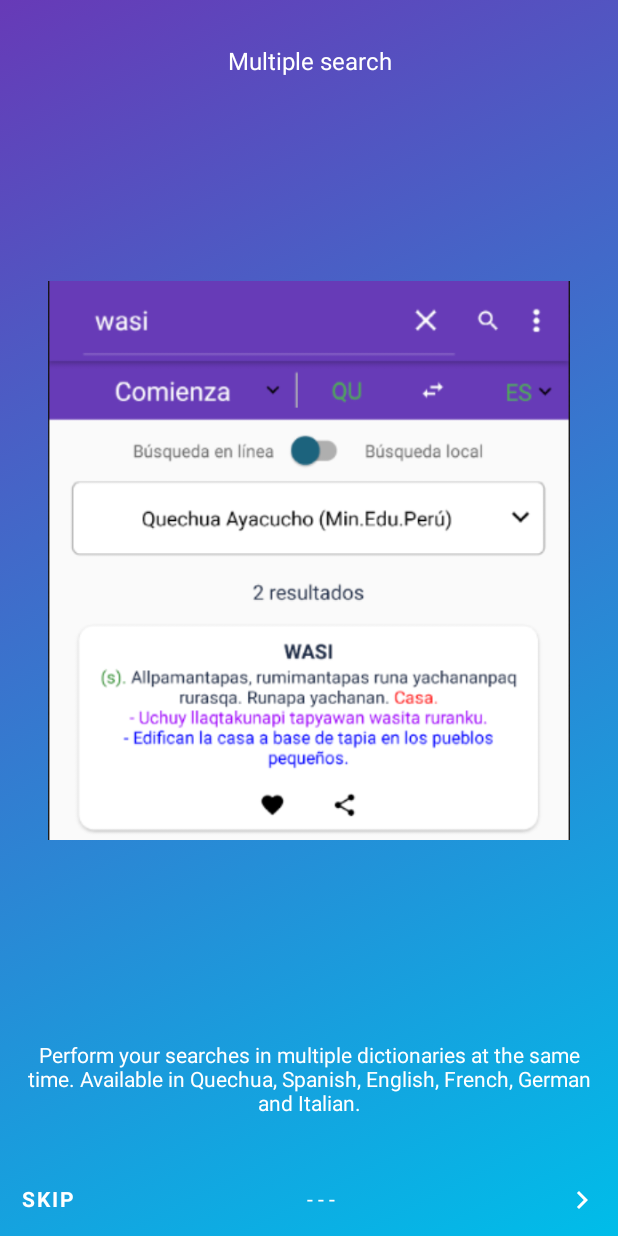
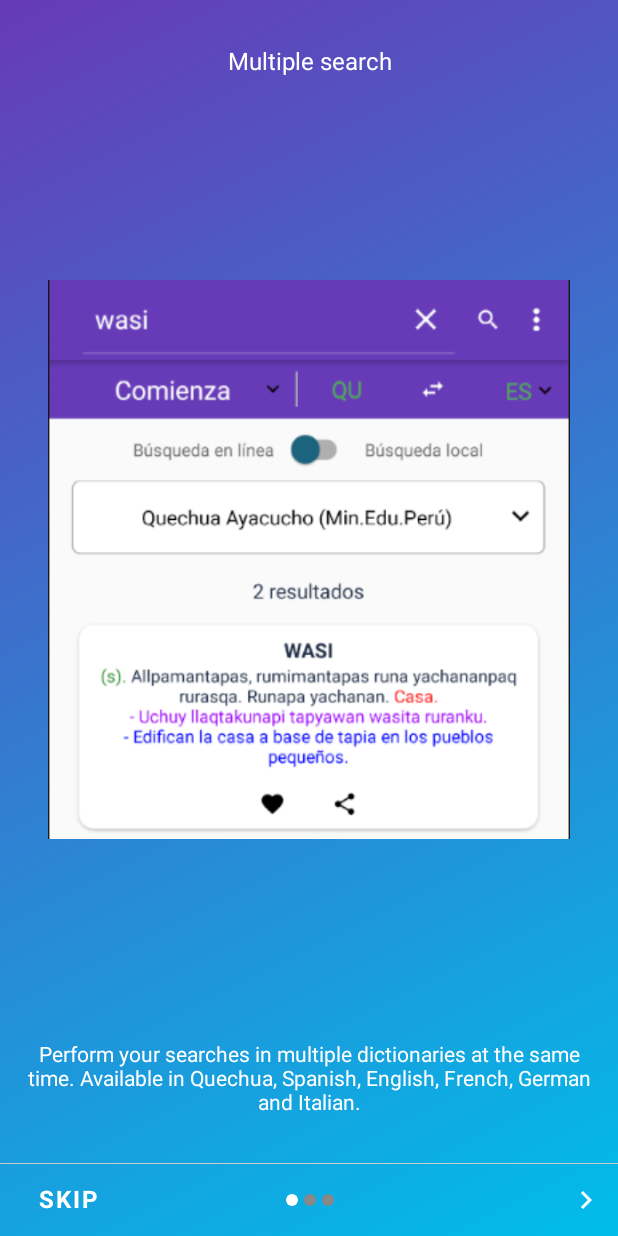
Before and after one commit to Qichwa2-0/QichwaDic, an Android app built with Jetpack Compose: the screen it shows after launch (MainActivity), on a phone screen of 412 x 824 dp. Run offline under Robolectric (Android 15) with nearby library versions, the phone set to English and light mode, and no system bars; libraries missing offline, so code that uses them is left out: com.google.android.material; missing, so only their content is drawn: MdcTheme; 2 statements that could not run were skipped.

Commit message:
Add indicators for intro screens

```diff
--- a/app/src/main/java/com/ocram/qichwadic/core/ui/view/MainActivity.kt
+++ b/app/src/main/java/com/ocram/qichwadic/core/ui/view/MainActivity.kt
@@ -43,7 +43,7 @@ fun MainScreen(
             SplashScreen()
         } else {
             if (showFirstTime) {
-                IntroScreen(finish = { showFirstTime = false },)
+                IntroScreen(finishIntro = { showFirstTime = false },)
             } else {
                 MainAppScreen()
             }
--- a/app/src/main/java/com/ocram/qichwadic/features/intro/ui/IntroScreen.kt
+++ b/app/src/main/java/com/ocram/qichwadic/features/intro/ui/IntroScreen.kt
@@ -1,10 +1,12 @@
 package com.ocram.qichwadic.features.intro.ui
 
 import androidx.annotation.DrawableRes
+import androidx.annotation.StringRes
 import androidx.compose.animation.Crossfade
 import androidx.compose.foundation.Image
 import androidx.compose.foundation.background
 import androidx.compose.foundation.layout.*
+import androidx.compose.foundation.shape.CircleShape
 import androidx.compose.material.*
 import androidx.compose.material.icons.Icons
 import androidx.compose.material.icons.filled.KeyboardArrowLeft
@@ -26,7 +28,7 @@ import androidx.compose.ui.tooling.preview.Preview
 import androidx.compose.ui.unit.dp
 import androidx.compose.ui.unit.sp
 import com.ocram.qichwadic.R
-import com.ocram.qichwadic.core.ui.theme.textStyleNormal
+import com.ocram.qichwadic.core.ui.theme.*
 
 private val DEFAULT_COLOR = Color.White
 
@@ -35,7 +37,11 @@ private val DEFAULT_TEXT_STYLE = textStyleNormal.copy(
     textAlign = TextAlign.Center
 )
 
-private data class IntroScreenItem(val title: Int, val description: Int, @DrawableRes val imgId: Int)
+private data class IntroScreenItem(
+    @StringRes val title: Int,
+    @StringRes val description: Int,
+    @DrawableRes val imgId: Int
+    )
 
 private val screenItems = listOf(
     IntroScreenItem(
@@ -56,9 +62,14 @@ private val screenItems = listOf(
 )
 
 @Composable
-fun IntroScreen(finish: () -> Unit) {
-    var screenState by remember { mutableStateOf(0) }
-    val beforeLastItem = screenState < screenItems.lastIndex
+fun IntroScreen(finishIntro: () -> Unit) {
+    var currentScreenIndex by remember { mutableStateOf(0) }
+    val changeScreen = { value: Int ->
+        val newVal = currentScreenIndex + value
+        if (newVal >= 0 && newVal < screenItems.size) {
+            currentScreenIndex = newVal
+        }
+    }
     Box(
         Modifier
             .fillMaxSize()
@@ -71,50 +82,18 @@ fun IntroScreen(finish: () -> Unit) {
                 )
             )
     ) {
-        Column(
-            Modifier.fillMaxSize(),
-            verticalArrangement = Arrangement.SpaceBetween
-        ) {
+        Column(Modifier.fillMaxSize(), verticalArrangement = Arrangement.SpaceBetween) {
             Box(Modifier.weight(1f)){
-                Crossfade(targetState = screenState) {
+                Crossfade(targetState = currentScreenIndex) {
                     IntroView(item = screenItems[it])
                 }
             }
-            Row(
-                Modifier.fillMaxWidth(),
-                verticalAlignment = Alignment.CenterVertically,
-                horizontalArrangement = Arrangement.SpaceBetween
-            ) {
-                TextButton(onClick = { finish() }) {
-                    Text(
-                        stringResource(id = R.string.intro_skip).uppercase(),
-                        color = DEFAULT_COLOR,
-                        modifier = Modifier.alpha(if (beforeLastItem) 1f else 0f),
-                        fontWeight = FontWeight.Bold
-                    )
-                }
-                Text("- - -", color = DEFAULT_COLOR)
-                Row(verticalAlignment = Alignment.CenterVertically) {
-                    if(screenState > 0) {
-                        IconButton(onClick = { screenState -= 1 }) {
-                            Icon(Icons.Filled.KeyboardArrowLeft, contentDescription = "", tint = DEFAULT_COLOR)
-                        }
-                    }
-                    if (beforeLastItem) {
-                        IconButton(onClick = { screenState += 1 }) {
-                            Icon(Icons.Filled.KeyboardArrowRight, contentDescription = "", tint = DEFAULT_COLOR)
-                        }
-                    } else {
-                        TextButton(onClick = { finish() }) {
-                            Text(
-                                stringResource(id = R.string.intro_done).uppercase(),
-                                color = DEFAULT_COLOR,
-                                fontWeight = FontWeight.Bold
-                            )
-                        }
-                    }
-                }
-            }
+            Divider(color = Color.LightGray, thickness = 0.5.dp)
+            IntroBottomBar(
+                currentScreenIndex = currentScreenIndex,
+                finishIntro = finishIntro,
+                changeScreen = changeScreen
+            )
         }
     }
 
@@ -132,7 +111,9 @@ private fun IntroView(item: IntroScreenItem) {
         Text(stringResource(item.title), style = DEFAULT_TEXT_STYLE.copy(fontSize = 16.sp))
         Image(
             painterResource(item.imgId),
-            modifier = Modifier.weight(1f).padding(16.dp),
+            modifier = Modifier
+                .weight(1f)
+                .padding(16.dp),
             contentDescription = "",
             contentScale = ContentScale.Fit,
         )
@@ -143,8 +124,85 @@ private fun IntroView(item: IntroScreenItem) {
     }
 }
 
+@Composable
+fun IntroBottomBar(
+    currentScreenIndex: Int,
+    changeScreen: (value: Int) -> Unit,
+    finishIntro: () -> Unit
+) {
+    val beforeLastItem = currentScreenIndex < screenItems.lastIndex
+    Row(
+        Modifier.fillMaxWidth(),
+        verticalAlignment = Alignment.CenterVertically,
+        horizontalArrangement = Arrangement.SpaceBetween
+    ) {
+        TextButton(
+            modifier = Modifier.weight(2f),
+            onClick = { finishIntro() }
+        ) {
+            val textId = if (beforeLastItem) R.string.intro_skip else R.string.intro_done
+            Text(
+                stringResource(textId).uppercase(),
+                color = DEFAULT_COLOR,
+                fontWeight = FontWeight.Bold,
+                fontSize = 16.sp
+            )
+        }
+        Box(Modifier.weight(5f), contentAlignment = Alignment.Center) {
+            IntroScreenIndicator(screenItems.size, currentScreenIndex)
+        }
+        Row(
+            modifier = Modifier.weight(2f),
+            verticalAlignment = Alignment.CenterVertically,
+            horizontalArrangement = Arrangement.End
+        ) {
+            IconButton(
+                modifier = Modifier.alpha(if (currentScreenIndex > 0) 1f else 0f),
+                onClick = { changeScreen(-1) }
+            ) {
+                Icon(Icons.Filled.KeyboardArrowLeft, contentDescription = "", tint = DEFAULT_COLOR)
+            }
+            if (beforeLastItem) {
+                IconButton(onClick = { changeScreen(1) }) {
+                    Icon(
+                        Icons.Filled.KeyboardArrowRight,
+                        contentDescription = "",
+                        tint = DEFAULT_COLOR
+                    )
+                }
+            }
+
+        }
+    }
+}
+
+@Composable
+fun IntroScreenIndicator(totalCount: Int, current: Int, ) {
+    Row(
+        verticalAlignment = Alignment.CenterVertically,
+        horizontalArrangement = Arrangement.spacedBy(4.dp)
+    ) {
+        for(i in 0 until totalCount) {
+            Box(
+                Modifier
+                    .size(8.dp)
+                    .background(
+                        color = if (i == current) Color.White else Color.Gray,
+                        shape = CircleShape
+                    )
+            )
+        }
+    }
+}
+
 @Preview
 @Composable
 fun PreviewIntroScreen() {
     IntroScreen {}
 }
+
+@Preview
+@Composable
+fun PreviewIntroScreenIndicator() {
+    IntroScreenIndicator(3, 1)
+}
--- a/app/src/main/java/com/ocram/qichwadic/features/search/ui/SearchViewModel.kt
+++ b/app/src/main/java/com/ocram/qichwadic/features/search/ui/SearchViewModel.kt
@@ -134,7 +134,7 @@ class SearchViewModel(
                     val results = searchInteractor.queryWord(
                         _searchOffline,
                         uiState.searchParams
-                    ).sortedByDescending { it.total }
+                    )
                     onSearchSuccess(results)
                 } catch (e: Throwable) {
                     onSearchError()
```
